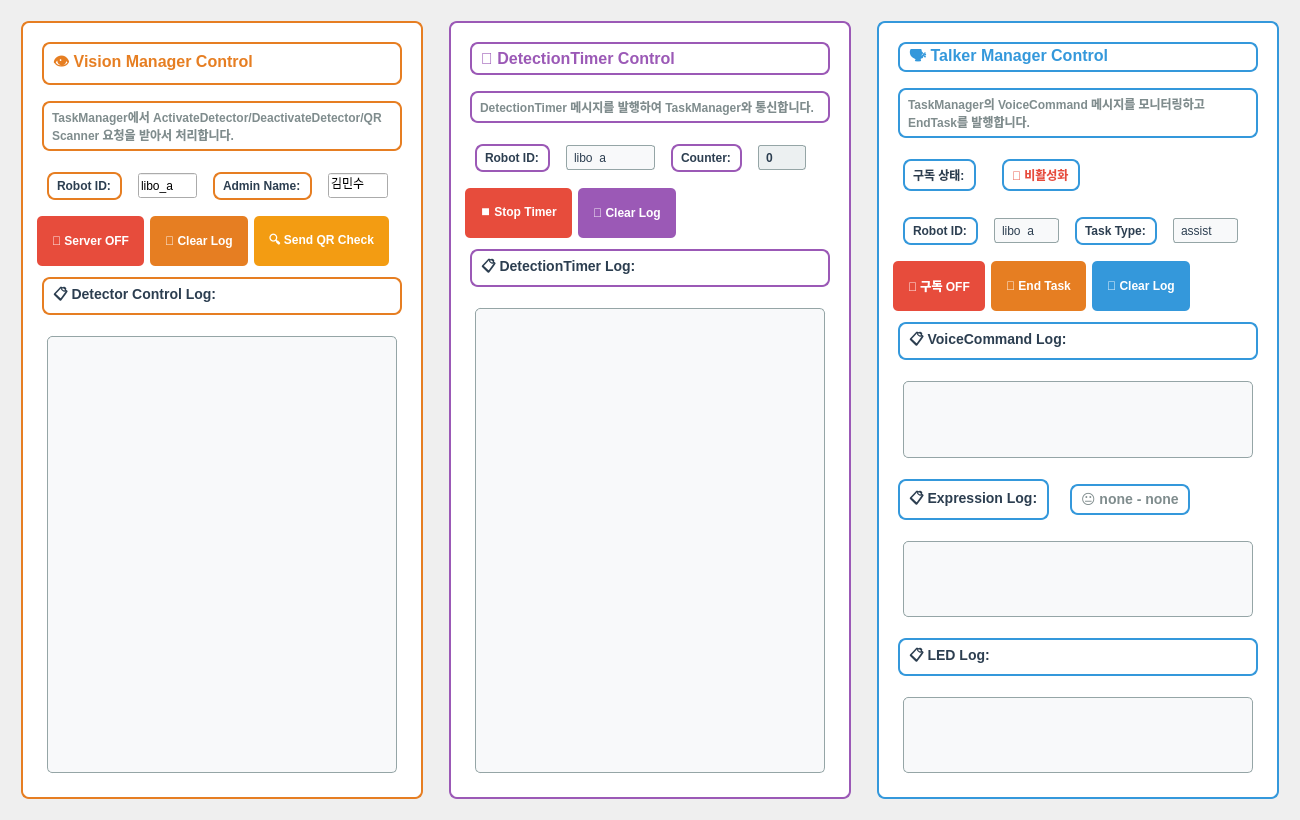
The window that ros_ws/src/admin/ui/ai_server_control_tab.ui (addinedu-ros-9th/ros-repo-1) describes before a commit, drawn with Qt 5.
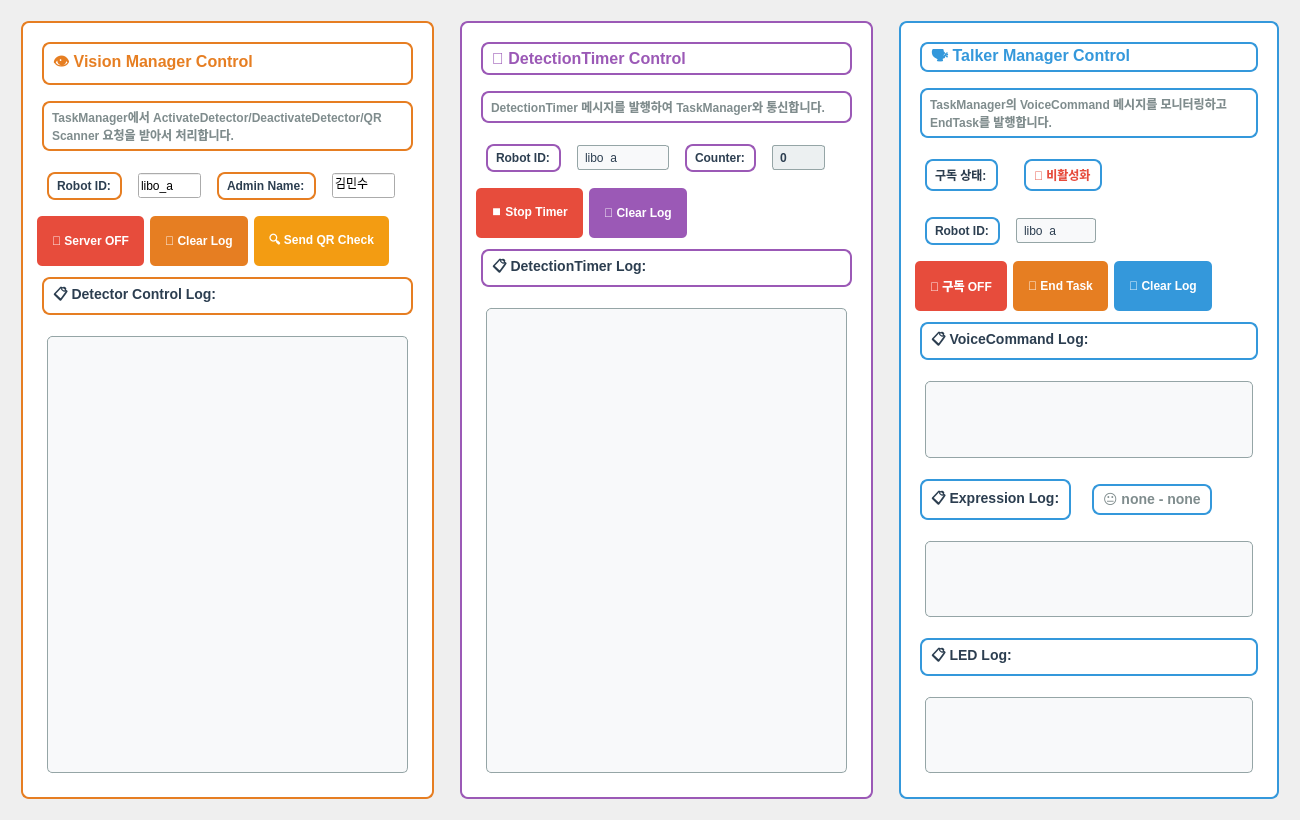
The same window after the commit.

Commit message: [main] EndTask related changes applied

Diff of the .ui file:
```diff
--- a/ros_ws/src/admin/ui/ai_server_control_tab.ui
+++ b/ros_ws/src/admin/ui/ai_server_control_tab.ui
@@ -570,26 +570,6 @@
           </property>
          </widget>
         </item>
-        <item>
-         <widget class="QLabel" name="task_type_label">
-          <property name="text">
-           <string>Task Type:</string>
-          </property>
-         </widget>
-        </item>
-        <item>
-         <widget class="QLineEdit" name="end_task_type_edit">
-          <property name="maximumSize">
-           <size>
-            <width>80</width>
-            <height>25</height>
-           </size>
-          </property>
-          <property name="text">
-           <string>assist</string>
-          </property>
-         </widget>
-        </item>
         <item>
          <spacer name="horizontalSpacer6">
           <property name="orientation">
```
The commit also changes 4 other files.
